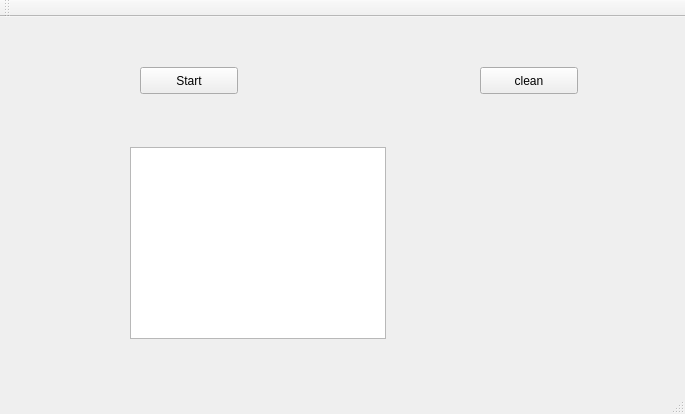
Old version of the form Recv/mainwindow.ui in the repository zhangxuran11/CustomProtocolDemo.
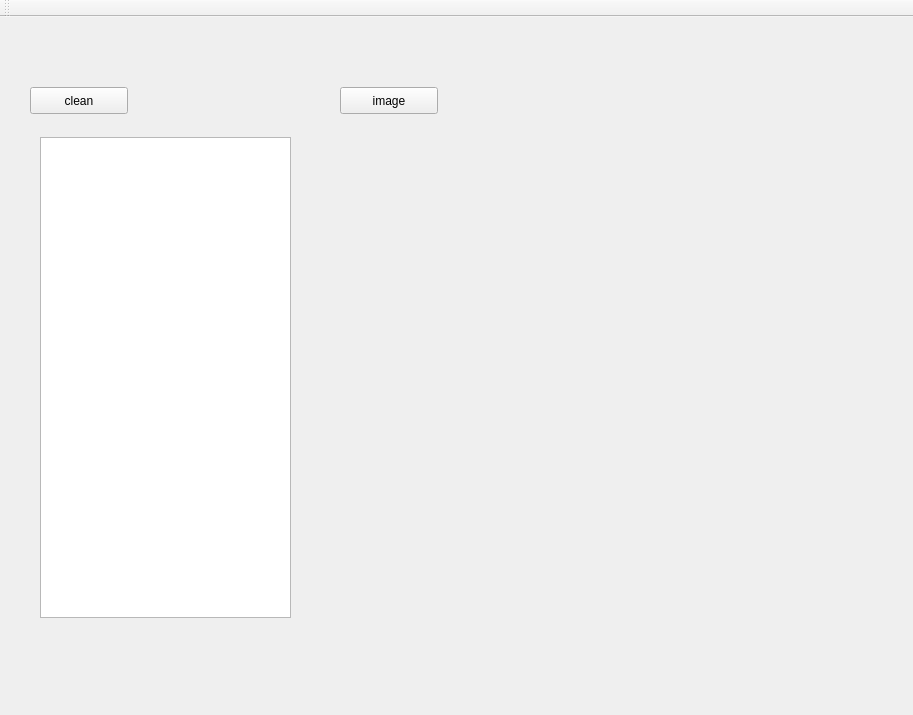
New version of the form.

```diff
--- a/Recv/mainwindow.ui
+++ b/Recv/mainwindow.ui
@@ -6,8 +6,8 @@
    <rect>
     <x>0</x>
     <y>0</y>
-    <width>685</width>
-    <height>414</height>
+    <width>913</width>
+    <height>715</height>
    </rect>
   </property>
   <property name="windowTitle">
@@ -17,31 +17,31 @@
    <widget class="QTextBrowser" name="textBrowser">
     <property name="geometry">
      <rect>
-      <x>130</x>
-      <y>130</y>
-      <width>256</width>
-      <height>192</height>
+      <x>40</x>
+      <y>120</y>
+      <width>251</width>
+      <height>481</height>
      </rect>
     </property>
    </widget>
    <widget class="QPushButton" name="pushButton">
     <property name="geometry">
      <rect>
-      <x>140</x>
-      <y>50</y>
+      <x>340</x>
+      <y>70</y>
       <width>98</width>
       <height>27</height>
      </rect>
     </property>
     <property name="text">
-     <string>Start</string>
+     <string>image</string>
     </property>
    </widget>
    <widget class="QPushButton" name="pushButton_2">
     <property name="geometry">
      <rect>
-      <x>480</x>
-      <y>50</y>
+      <x>30</x>
+      <y>70</y>
       <width>98</width>
       <height>27</height>
      </rect>
@@ -50,16 +50,19 @@
      <string>clean</string>
     </property>
    </widget>
-  </widget>
-  <widget class="QMenuBar" name="menuBar">
-   <property name="geometry">
-    <rect>
-     <x>0</x>
-     <y>0</y>
-     <width>685</width>
-     <height>26</height>
-    </rect>
-   </property>
+   <widget class="QLabel" name="label">
+    <property name="geometry">
+     <rect>
+      <x>330</x>
+      <y>130</y>
+      <width>500</width>
+      <height>500</height>
+     </rect>
+    </property>
+    <property name="text">
+     <string/>
+    </property>
+   </widget>
   </widget>
   <widget class="QToolBar" name="mainToolBar">
    <attribute name="toolBarArea">
@@ -69,7 +72,6 @@
     <bool>false</bool>
    </attribute>
   </widget>
-  <widget class="QStatusBar" name="statusBar"/>
  </widget>
  <layoutdefault spacing="6" margin="11"/>
  <resources/>
```
